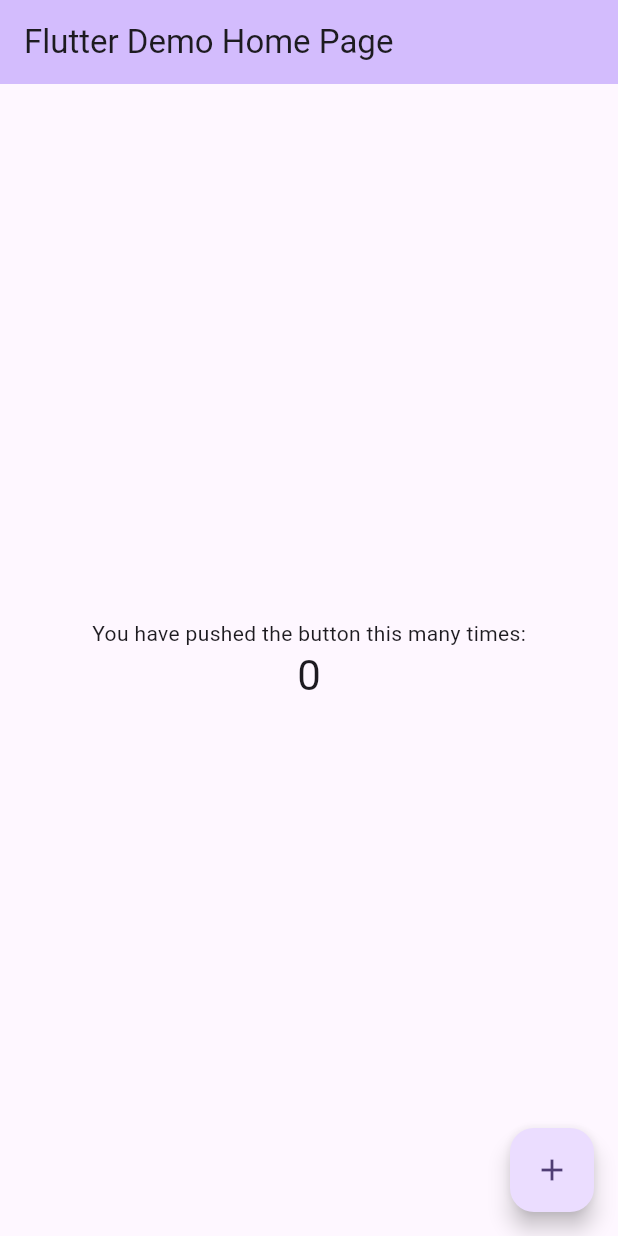
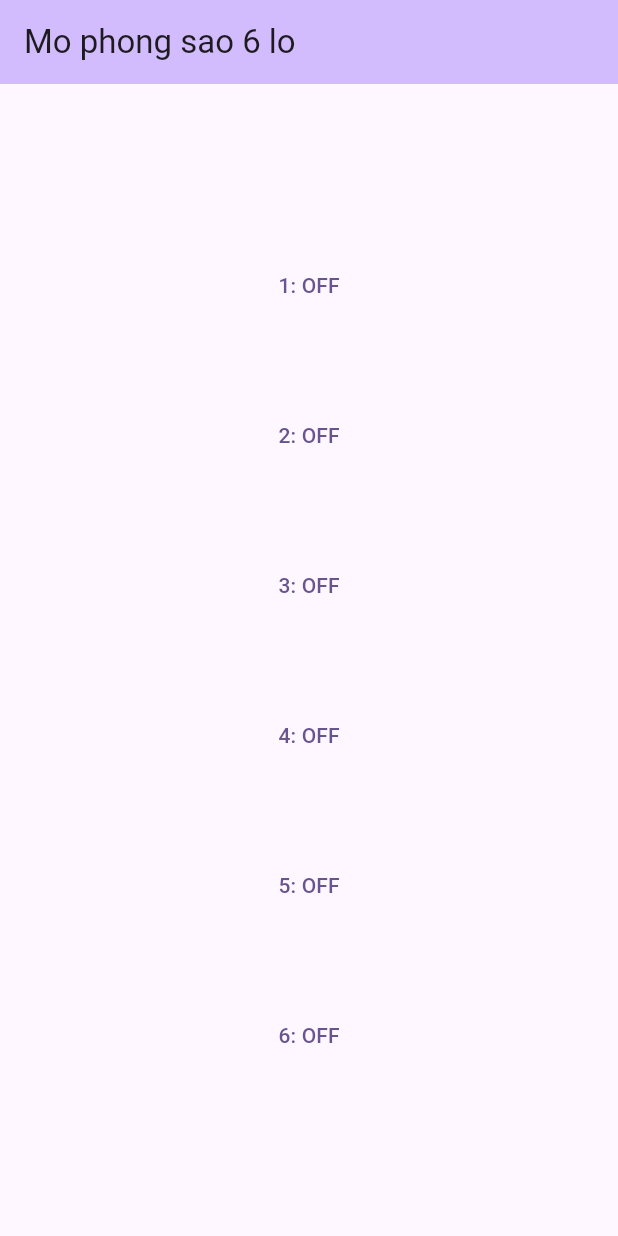
Before and after one commit to Liu2k5/Mo-phong-sao-6-lo, a Flutter app: the screen it shows after launch, on a phone screen of 412 x 824 dp. Run offline on Flutter 3.47's test engine with Material 3 defaults, Android fonts, the phone set to English and light mode, and no system bars.

Commit message:
small update for ui

```diff
--- a/lib/main.dart
+++ b/lib/main.dart
@@ -7,45 +7,21 @@ void main() {
 class MyApp extends StatelessWidget {
   const MyApp({super.key});
 
-  // This widget is the root of your application.
   @override
   Widget build(BuildContext context) {
     return MaterialApp(
-      title: 'Flutter Demo',
+      title: 'Mo phong sao 6 lo',
       theme: ThemeData(
-        // This is the theme of your application.
-        //
-        // TRY THIS: Try running your application with "flutter run". You'll see
-        // the application has a purple toolbar. Then, without quitting the app,
-        // try changing the seedColor in the colorScheme below to Colors.green
-        // and then invoke "hot reload" (save your changes or press the "hot
-        // reload" button in a Flutter-supported IDE, or press "r" if you used
-        // the command line to start the app).
-        //
-        // Notice that the counter didn't reset back to zero; the application
-        // state is not lost during the reload. To reset the state, use hot
-        // restart instead.
-        //
-        // This works for code too, not just values: Most code changes can be
-        // tested with just a hot reload.
-        colorScheme: .fromSeed(seedColor: Colors.deepPurple),
+        colorScheme: ColorScheme.fromSeed(seedColor: Colors.deepPurple),
       ),
-      home: const MyHomePage(title: 'Flutter Demo Home Page'),
+      debugShowCheckedModeBanner: false,
+      home: const MyHomePage(title: 'Mo phong sao 6 lo'),
     );
   }
 }
 
 class MyHomePage extends StatefulWidget {
   const MyHomePage({super.key, required this.title});
-
-  // This widget is the home page of your application. It is stateful, meaning
-  // that it has a State object (defined below) that contains fields that affect
-  // how it looks.
-
-  // This class is the configuration for the state. It holds the values (in this
-  // case the title) provided by the parent (in this case the App widget) and
-  // used by the build method of the State. Fields in a Widget subclass are
-  // always marked "final".
 
   final String title;
 
@@ -54,69 +30,98 @@ class MyHomePage extends StatefulWidget {
 }
 
 class _MyHomePageState extends State<MyHomePage> {
-  int _counter = 0;
+  @override
+  Widget build(BuildContext context) {
+    return SafeArea(
+      child: Scaffold(
+        appBar: AppBar(
+          backgroundColor: Theme.of(context).colorScheme.inversePrimary,
+          title: Text(widget.title),
+        ),
+        body: const Center(child: FluteBoard()),
+      ),
+    );
+  }
+}
 
-  void _incrementCounter() {
+class FluteBoard extends StatefulWidget {
+  const FluteBoard({super.key});
+
+  @override
+  State<FluteBoard> createState() {
+    return FluteBoardState();
+  }
+}
+
+class FluteBoardState extends State<FluteBoard> {
+  bool button1 = false;
+  bool button2 = false;
+  bool button3 = false;
+  bool button4 = false;
+  bool button5 = false;
+  bool button6 = false;
+
+  void toggleButton(int index) {
     setState(() {
-      // This call to setState tells the Flutter framework that something has
-      // changed in this State, which causes it to rerun the build method below
-      // so that the display can reflect the updated values. If we changed
-      // _counter without calling setState(), then the build method would not be
-      // called again, and so nothing would appear to happen.
-      _counter++;
+      switch (index) {
+        case 1:
+          button1 = !button1;
+          break;
+        case 2:
+          button2 = !button2;
+          break;
+        case 3:
+          button3 = !button3;
+          break;
+        case 4:
+          button4 = !button4;
+          break;
+        case 5:
+          button5 = !button5;
+          break;
+        case 6:
+          button6 = !button6;
+          break;
+      }
     });
   }
 
   @override
   Widget build(BuildContext context) {
-    // This method is rerun every time setState is called, for instance as done
-    // by the _incrementCounter method above.
-    //
-    // The Flutter framework has been optimized to make rerunning build methods
-    // fast, so that you can just rebuild anything that needs updating rather
-    // than having to individually change instances of widgets.
-    return Scaffold(
-      appBar: AppBar(
-        // TRY THIS: Try changing the color here to a specific color (to
-        // Colors.amber, perhaps?) and trigger a hot reload to see the AppBar
-        // change color while the other colors stay the same.
-        backgroundColor: Theme.of(context).colorScheme.inversePrimary,
-        // Here we take the value from the MyHomePage object that was created by
-        // the App.build method, and use it to set our appbar title.
-        title: Text(widget.title),
-      ),
-      body: Center(
-        // Center is a layout widget. It takes a single child and positions it
-        // in the middle of the parent.
-        child: Column(
-          // Column is also a layout widget. It takes a list of children and
-          // arranges them vertically. By default, it sizes itself to fit its
-          // children horizontally, and tries to be as tall as its parent.
-          //
-          // Column has various properties to control how it sizes itself and
-          // how it positions its children. Here we use mainAxisAlignment to
-          // center the children vertically; the main axis here is the vertical
-          // axis because Columns are vertical (the cross axis would be
-          // horizontal).
-          //
-          // TRY THIS: Invoke "debug painting" (choose the "Toggle Debug Paint"
-          // action in the IDE, or press "p" in the console), to see the
-          // wireframe for each widget.
-          mainAxisAlignment: .center,
-          children: [
-            const Text('You have pushed the button this many times:'),
-            Text(
-              '$_counter',
-              style: Theme.of(context).textTheme.headlineMedium,
-            ),
-          ],
+    return Column(
+      mainAxisSize: MainAxisSize.min,
+      children: [
+        TextButton(
+          onPressed: () => toggleButton(1),
+          style: ButtonStyle(minimumSize: WidgetStateProperty.all(const Size(100, 100)),),
+          child: Text('1: ${button1 ? 'ON' : 'OFF'}'),
         ),
-      ),
-      floatingActionButton: FloatingActionButton(
-        onPressed: _incrementCounter,
-        tooltip: 'Increment',
-        child: const Icon(Icons.add),
-      ),
+        TextButton(
+          onPressed: () => toggleButton(2),
+          style: ButtonStyle(minimumSize: WidgetStateProperty.all(const Size(100, 100)),),
+          child: Text('2: ${button2 ? 'ON' : 'OFF'}'),
+        ),
+        TextButton(
+          onPressed: () => toggleButton(3),
+          style: ButtonStyle(minimumSize: WidgetStateProperty.all(const Size(100, 100)),),
+          child: Text('3: ${button3 ? 'ON' : 'OFF'}'),
+        ),
+        TextButton(
+          onPressed: () => toggleButton(4),
+          style: ButtonStyle(minimumSize: WidgetStateProperty.all(const Size(100, 100)),),
+          child: Text('4: ${button4 ? 'ON' : 'OFF'}'),
+        ),
+        TextButton(
+          onPressed: () => toggleButton(5),
+          style: ButtonStyle(minimumSize: WidgetStateProperty.all(const Size(100, 100)),),
+          child: Text('5: ${button5 ? 'ON' : 'OFF'}'),
+        ),
+        TextButton(
+          onPressed: () => toggleButton(6),
+          style: ButtonStyle(minimumSize: WidgetStateProperty.all(const Size(100, 100)),),
+          child: Text('6: ${button6 ? 'ON' : 'OFF'}'),
+        ),
+      ],
     );
   }
 }
```
